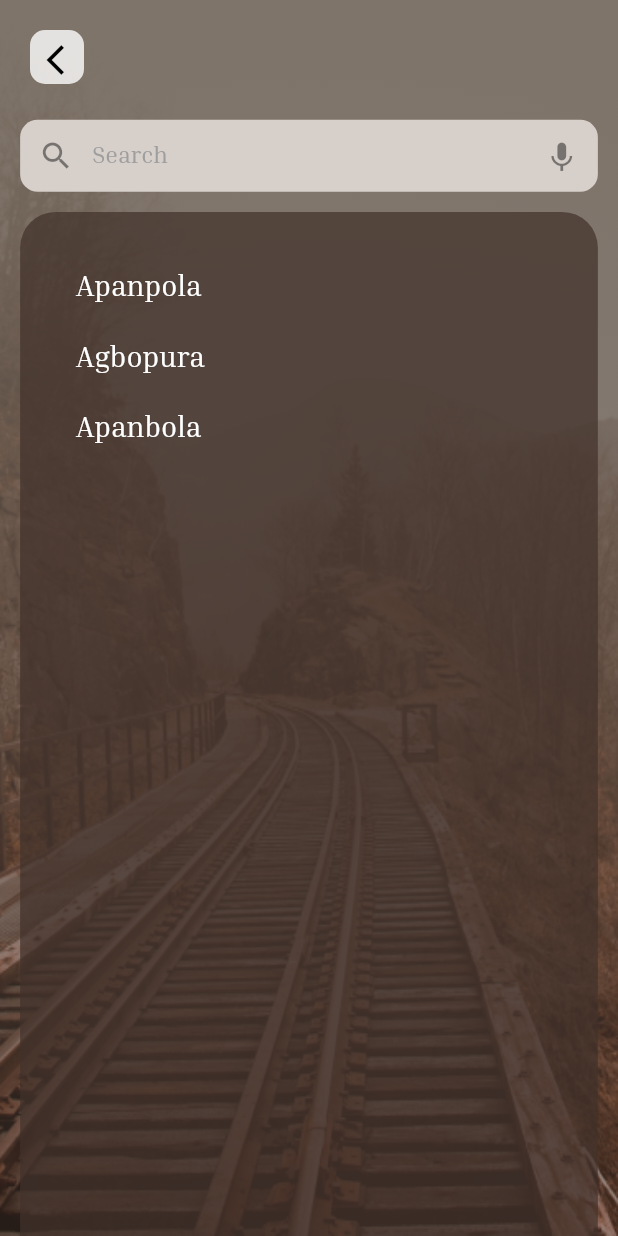
After one commit to Train-D/mobile, a Flutter app: the StationsScreen screen opened directly, on a phone screen of 412 x 824 dp. The commit adds this screen. Run offline on Flutter 3.47's test engine with Material 2 defaults, Android fonts, the phone set to English and light mode, and no system bars; our stand-ins replace basic_utils, bloc, dartz, equatable, flutter_bloc, get_it and 1 more.

Commit message:
stations screen

```diff
--- a/lib/core/global/theme/app_color/app_color_light.dart
+++ b/lib/core/global/theme/app_color/app_color_light.dart
@@ -35,3 +35,12 @@ const Color cameraBG = Color.fromRGBO(236, 236, 236, 1);
 const Color fromToDropDownBgColor = Color.fromRGBO(120, 118, 118, 1);
 
 const Color stationDetailsBgColor = Color.fromRGBO(65, 49, 42, 1);
+
+const List<Color> stationsBgColor = [
+  Color.fromRGBO(126, 116, 105, 1),
+  Color.fromRGBO(74, 55, 46, 0.5)
+];
+
+const Color searchTextFieldBgColor = Color.fromRGBO(215, 207, 202, 1);
+
+const Color stationsContainerBgColor = Color.fromRGBO(65, 49, 42, 0.72);
--- a/lib/core/utils/app_images.dart
+++ b/lib/core/utils/app_images.dart
@@ -13,4 +13,5 @@ const String splashVector = 'splash_vector.png';
 const String homeIcon = 'home_icon.png';
 const String profileIcon = 'profile_icon.png';
 const String settingsIcon = 'settings_icon.png';
-const String station = 'stations.png';
+const String stationDetails = 'station_details.png';
+const String stations = 'stations.png';
--- a/lib/features/layout/presentation/screens/home_screen.dart
+++ b/lib/features/layout/presentation/screens/home_screen.dart
@@ -11,6 +11,7 @@ import 'package:traind_app/features/layout/presentation/component/layout.dart';
 import 'package:traind_app/features/layout/presentation/controller/home_cubit/home_cubit.dart';
 import 'package:traind_app/features/layout/presentation/controller/home_cubit/home_state.dart';
 import 'package:traind_app/features/stations/presentation/screens/station_details_screen.dart';
+import 'package:traind_app/features/stations/presentation/screens/stations_screen.dart';
 import 'package:traind_app/features/tickets/presentation/screens/from_to_screen.dart';
 
 class HomeScreen extends StatelessWidget {
@@ -62,7 +63,7 @@ class HomeScreen extends StatelessWidget {
                         ),
                         homeButton(
                           label: AppString.stations,
-                          screen: const StationDetailsScreen(),
+                          screen: const StationsScreen(),
                           context: context,
                         ),
                       ],
--- a/lib/features/stations/presentation/screens/station_details_screen.dart
+++ b/lib/features/stations/presentation/screens/station_details_screen.dart
@@ -25,7 +25,7 @@ class StationDetailsScreen extends StatelessWidget {
               height: MediaQuery.of(context).size.height / 2.2,
               fit: BoxFit.cover,
               image: AssetImage(
-                '${AppConstants.imagesUrl}$station',
+                '${AppConstants.imagesUrl}$stationDetails',
               ),
             ),
             Align(
@@ -41,7 +41,7 @@ class StationDetailsScreen extends StatelessWidget {
                   ),
                 ),
                 child: Padding(
-                  padding: const EdgeInsets.all(15.0),
+                  padding: EdgeInsets.all(15.sp),
                   child: SingleChildScrollView(
                     physics: const BouncingScrollPhysics(),
                     child: Column(
--- /dev/null
+++ b/lib/features/stations/presentation/screens/stations_screen.dart
@@ -0,0 +1,113 @@
+import 'package:flutter/cupertino.dart';
+import 'package:flutter/material.dart';
+import 'package:flutter/src/widgets/container.dart';
+import 'package:flutter/src/widgets/framework.dart';
+import 'package:responsive_sizer/responsive_sizer.dart';
+import 'package:traind_app/core/global/theme/app_color/app_color_light.dart';
+import 'package:traind_app/core/utils/app_constants.dart';
+import 'package:traind_app/core/utils/app_images.dart';
+import 'package:traind_app/core/utils/app_sizes.dart';
+import 'package:traind_app/core/utils/components.dart';
+import 'package:traind_app/features/stations/presentation/screens/station_details_screen.dart';
+
+class StationsScreen extends StatelessWidget {
+  const StationsScreen({super.key});
+
+  @override
+  Widget build(BuildContext context) {
+    return SafeArea(
+      child: SharedComponents.screenBg(
+        imageUrl: '${AppConstants.imagesUrl}$stations',
+        context: context,
+        child: SharedComponents.linearGradientBg(
+          colors: stationsBgColor,
+          child: Scaffold(
+            backgroundColor: transparent,
+            appBar: SharedComponents.defualtAppBar(context),
+            body: Padding(
+              padding: EdgeInsets.symmetric(horizontal: 15.sp),
+              child: Column(
+                children: [
+                  SizedBox(
+                    height: 20.sp,
+                  ),
+                  SharedComponents.defaultTextField(
+                    controller: TextEditingController(),
+                    type: TextInputType.text,
+                    validate: (e) {
+                      return null;
+                    },
+                    label: 'Search',
+                    radius: 14.sp,
+                    bgColor: searchTextFieldBgColor,
+                    preIconFound: true,
+                    preIcon: Icons.search,
+                    prePressed: () {},
+                    suffIconFound: true,
+                    suffIcon: Icons.keyboard_voice,
+                    suffPressed: () {},
+                  ),
+                  SizedBox(
+                    height: 15.sp,
+                  ),
+                  Expanded(
+                    child: Container(
+                      width: AppSizes.width(context),
+                      decoration: BoxDecoration(
+                        color: stationsContainerBgColor,
+                        borderRadius: BorderRadiusDirectional.only(
+                          topStart: Radius.circular(20.sp),
+                          topEnd: Radius.circular(20.sp),
+                        ),
+                      ),
+                      child: SingleChildScrollView(
+                        child: Padding(
+                          padding: EdgeInsets.all(25.sp),
+                          child: Column(
+                            crossAxisAlignment: CrossAxisAlignment.start,
+                            children: [
+                              InkWell(
+                                child: Text(
+                                  'Apanpola',
+                                  style:
+                                      Theme.of(context).textTheme.displayMedium,
+                                ),
+                                onTap: () {
+                                  SharedComponents.navigateTo(
+                                      StationDetailsScreen(), context);
+                                },
+                              ),
+                              SizedBox(
+                                height: 20.sp,
+                              ),
+                              Text(
+                                'Agbopura',
+                                style:
+                                    Theme.of(context).textTheme.displayMedium,
+                              ),
+                              SizedBox(
+                                height: 20.sp,
+                              ),
+                              Text(
+                                'Apanbola',
+                                style:
+                                    Theme.of(context).textTheme.displayMedium,
+                              ),
+                              SizedBox(
+                                height: 20.sp,
+                              ),
+                            ],
+                          ),
+                        ),
+                      ),
+                    ),
+                  ),
+                ],
+              ),
+            ),
+          ),
+        ),
+      ),
+    );
+  }
+}
```
Also changed, not shown: assets/images/imgs/station_details.png (added), assets/images/imgs/stations.png, pubspec.yaml (line endings or trailing spaces).
